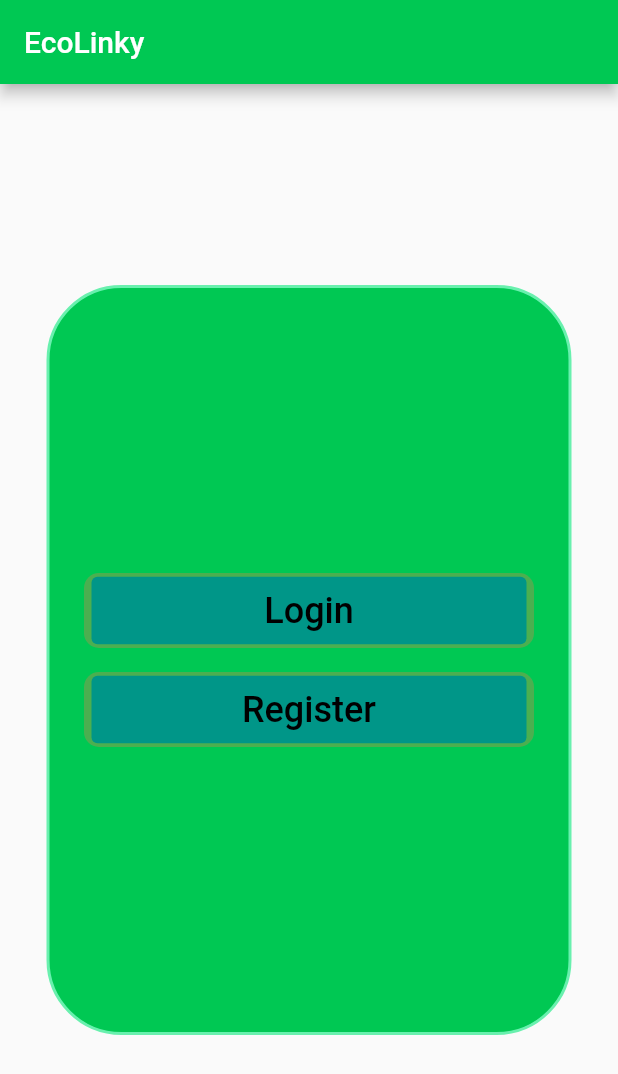
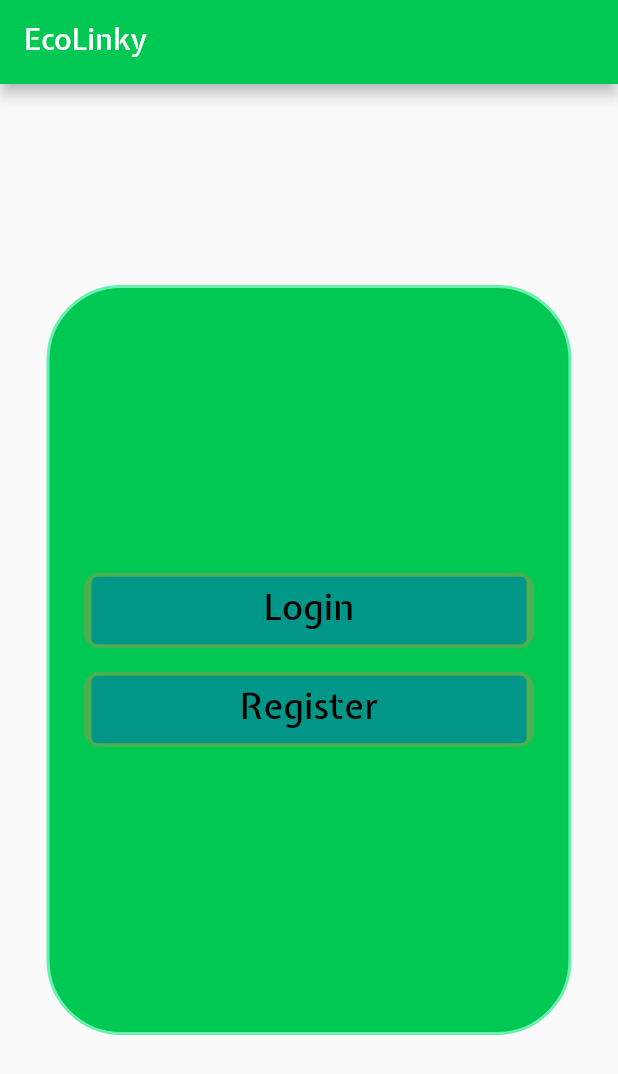
Before and after one commit to linkytech/EcoLinky, a Flutter app: the screen it shows after launch, on a phone screen of 412 x 824 dp. Shown: the top 1074 px of the screen. Run offline on Flutter 3.47's test engine with Material 2 defaults, Android fonts, the phone set to English and light mode, and no system bars; our stand-ins replace flutter_i18n, sqflite; accounts and stored records are empty.

Commit message:
Nova fonte

```diff
--- a/lib/main.dart
+++ b/lib/main.dart
@@ -22,6 +22,7 @@ class MyApp extends StatelessWidget {
   Widget build(BuildContext context) {
     return MaterialApp(
       theme: ThemeData(
+        fontFamily: 'ExpletusSans',
         primarySwatch: Colors.teal,
         appBarTheme: AppBarTheme(
           backgroundColor: Colors.greenAccent[700]
```
Also changed, not shown: pubspec.yaml (+11 -6 lines), assets/fonts/ExpletusSans-Bold.ttf (added), assets/fonts/ExpletusSans-BoldItalic.ttf (added), assets/fonts/ExpletusSans-Italic.ttf (added), assets/fonts/ExpletusSans-Medium.ttf (added), assets/fonts/ExpletusSans-MediumItalic.ttf (added), assets/fonts/ExpletusSans-Regular.ttf (added), assets/fonts/ExpletusSans-SemiBold.ttf (added), assets/fonts/ExpletusSans-SemiBoldItalic.ttf (added).
